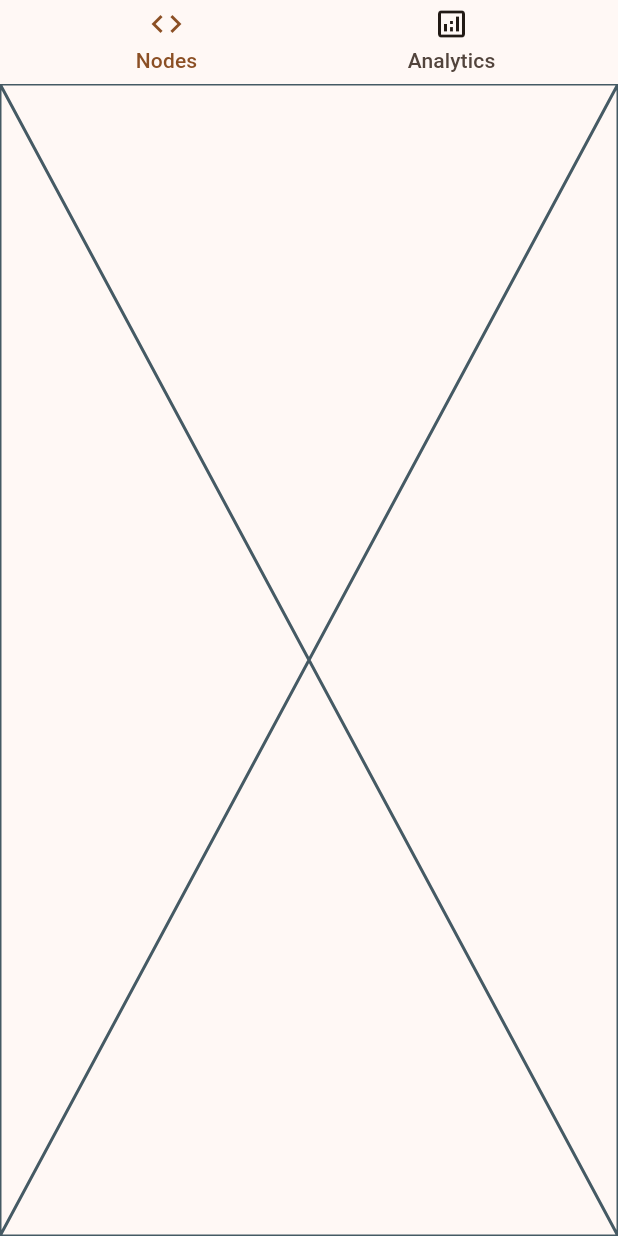
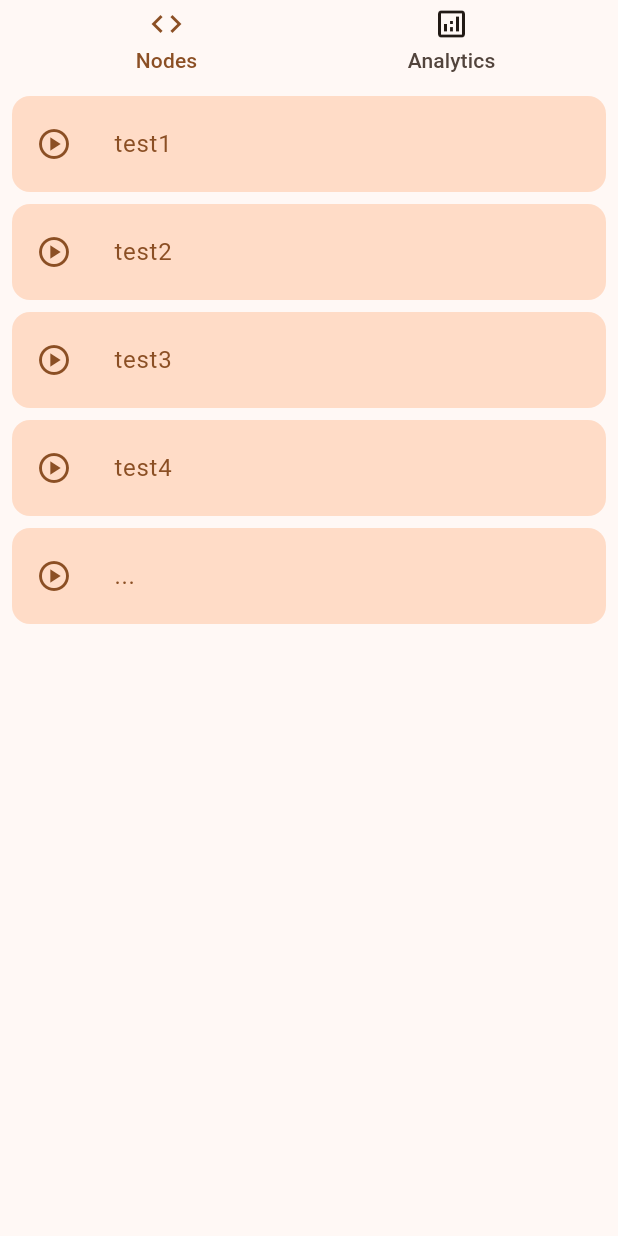
Before and after one commit to wggRobotic/PenGUIn, a Flutter app: the screen it shows after launch, on a phone screen of 412 x 824 dp. Run offline on Flutter 3.47's test engine with Material 3 defaults, Android fonts, the phone set to English and light mode, and no system bars.

Commit message:
Added a list for the nodes

```diff
--- a/frontend/lib/tabs/nodes_tab.dart
+++ b/frontend/lib/tabs/nodes_tab.dart
@@ -1,11 +1,39 @@
-import 'package:flutter/widgets.dart';
+import 'package:flutter/material.dart';
 
 class NodesTab extends StatelessWidget{
   const NodesTab({super.key});
 
   @override
   Widget build(BuildContext context) {
-    // TODO: implement build
-    return Placeholder();
+    List<String> placeholder = ["test1", "test2", "test3", "test4", "..."];
+    final theme = Theme.of(context).colorScheme;
+
+    // Display a simple list of available nodes
+    return Padding(
+      padding: const EdgeInsets.all(8.0),
+      child: ListView.separated(
+        itemCount: placeholder.length,
+        separatorBuilder: (context, index) => const SizedBox(height: 8),
+        itemBuilder: (context, index) {
+          return ListTile(
+            title: Text(placeholder[index]),
+            tileColor: theme.surfaceContainer,
+            leading: IconButton(
+              icon: Icon(Icons.play_circle_outlined),
+              onPressed: () {},
+            ),
+            selectedTileColor: theme.secondaryContainer,
+            shape: RoundedRectangleBorder(borderRadius: BorderRadius.circular(12.0)),
+            contentPadding: EdgeInsets.all(4.0),
+            selected: true,
+          );
+        },
+      ),
+    );
   }
 }
+
+// TODO: Implement selection
+// TODO: Launch a node
+//        => Provider handling selection state
+//        => Datamodell defining a node (make sur eit matches the JSON)
```
